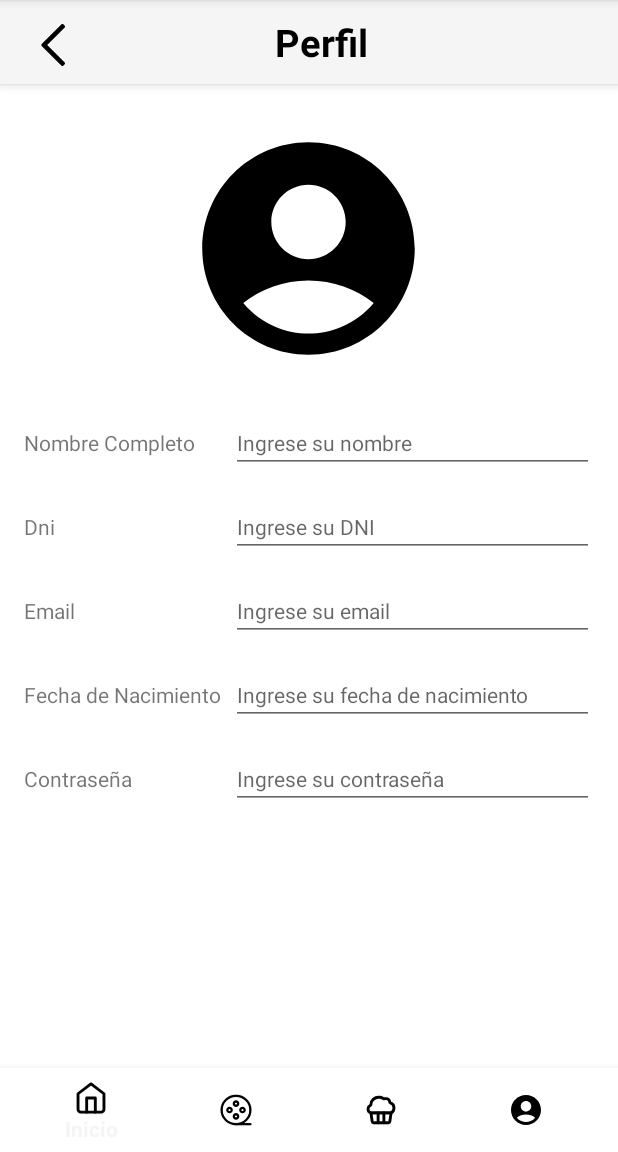
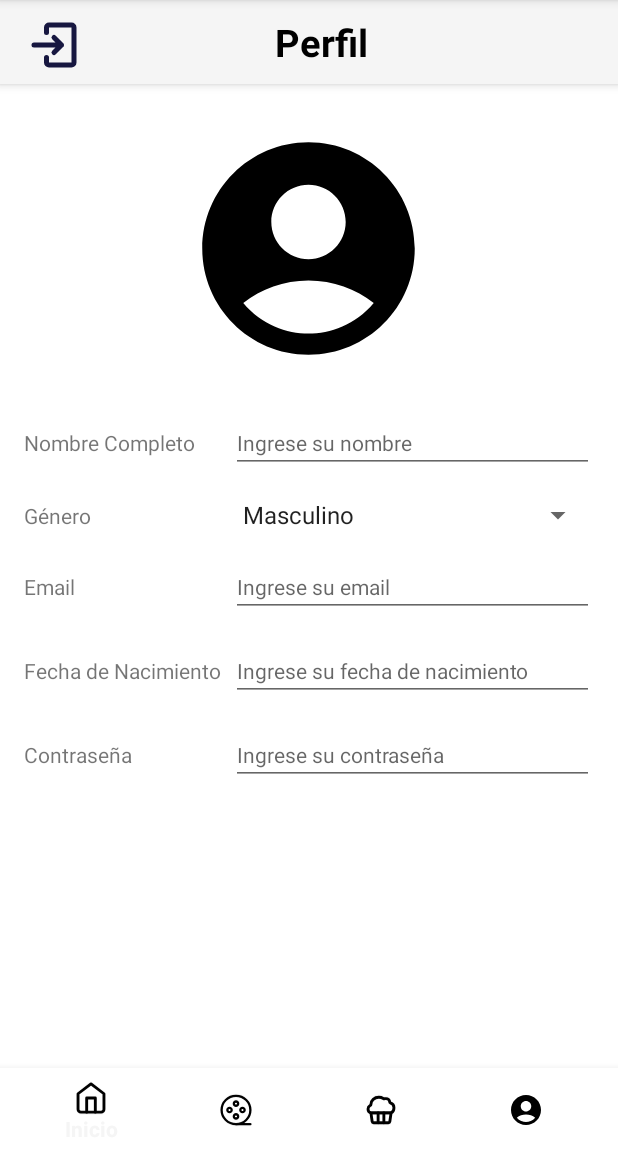
Before and after one commit to Hearly98/cinespoiler, an Android app: the fragment ProfileFragment placed in its activity, on a phone screen of 412 x 824 dp, the part 84-1236 px from its top. Run offline under Robolectric (Android 15) with nearby library versions, the phone set to English and light mode, and no system bars; 1 statement that could not run was skipped.

Commit message:
login con sesion acabado

```diff
--- a/app/src/main/java/com/cinespoiler/ProfileFragment.kt
+++ /dev/null
@@ -1,17 +0,0 @@
-package com.cinespoiler
-
-import android.os.Bundle
-import androidx.fragment.app.Fragment
-import android.view.LayoutInflater
-import android.view.View
-import android.view.ViewGroup
-class ProfileFragment : Fragment() {
-    override fun onCreateView(
-        inflater: LayoutInflater, container: ViewGroup?,
-        savedInstanceState: Bundle?
-    ): View? {
-        // Inflate the layout for this fragment
-        return inflater.inflate(R.layout.fragment_profile, container, false)
-    }
-
-}
--- a/app/src/main/java/com/cinespoiler/ui/client/HomeActivity.kt
+++ b/app/src/main/java/com/cinespoiler/ui/client/HomeActivity.kt
@@ -7,7 +7,7 @@ import androidx.fragment.app.FragmentManager
 import com.cinespoiler.ui.fragments.FoodFragment
 import com.cinespoiler.ui.fragments.HomeFragment
 import com.cinespoiler.ui.fragments.MoviesFragment
-import com.cinespoiler.ProfileFragment
+import com.cinespoiler.ui.fragments.ProfileFragment
 import com.cinespoiler.R
 import com.cinespoiler.databinding.ActivityMainBinding
 
--- a/app/src/main/java/com/cinespoiler/ui/fragments/AdminAddMovie.kt
+++ b/app/src/main/java/com/cinespoiler/ui/fragments/AdminAddMovie.kt
@@ -5,10 +5,6 @@ import android.view.LayoutInflater
 import android.view.View
 import android.view.ViewGroup
 import androidx.fragment.app.Fragment
-import com.cinespoiler.ui.fragments.FoodFragment
-import com.cinespoiler.ui.fragments.HomeFragment
-import com.cinespoiler.ui.fragments.MoviesFragment
-import com.cinespoiler.ProfileFragment
 import com.cinespoiler.R
 
 class AdminAddMovie : Fragment() {
--- /dev/null
+++ b/app/src/main/java/com/cinespoiler/ui/fragments/ProfileFragment.kt
@@ -0,0 +1,73 @@
+package com.cinespoiler.ui.fragments
+
+import android.content.Intent
+import android.content.SharedPreferences
+import android.os.Bundle
+import android.view.LayoutInflater
+import android.view.View
+import android.view.ViewGroup
+import android.widget.ArrayAdapter
+import android.widget.Button
+import android.widget.EditText
+import android.widget.Spinner
+import androidx.fragment.app.Fragment
+import com.cinespoiler.MainActivity
+import com.cinespoiler.R
+
+class ProfileFragment : Fragment() {
+
+    private lateinit var sharedPreferences: SharedPreferences
+
+    override fun onCreateView(
+        inflater: LayoutInflater, container: ViewGroup?,
+        savedInstanceState: Bundle?
+    ): View? {
+        val view = inflater.inflate(R.layout.fragment_profile, container, false)
+
+        sharedPreferences = requireActivity().getSharedPreferences("user_prefs", android.content.Context.MODE_PRIVATE)
+
+        val userName = sharedPreferences.getString("user_name", "")
+        val userEmail = sharedPreferences.getString("user_email", "")
+        val userGender = sharedPreferences.getString("user_gender", "")
+        val birthdate = sharedPreferences.getString("user_birthdate", "")
+        val password = sharedPreferences.getString("user_password", "")
+
+
+        val nameEditText = view.findViewById<EditText>(R.id.etNombreProfile)
+        val emailEditText = view.findViewById<EditText>(R.id.etEmailProfile)
+        val genderSpinner = view.findViewById<Spinner>(R.id.spinnerGeneroProfile)
+        val btnCerrarSesion = view.findViewById<Button>(R.id.btnCerrarSesion)
+        val birthDateEditText = view.findViewById<EditText>(R.id.etFechNacProfile)
+        val passwordEditText = view.findViewById<EditText>(R.id.etPasswordProfile)
+
+        nameEditText.setText(userName)
+        emailEditText.setText(userEmail)
+        birthDateEditText.setText(birthdate)
+        passwordEditText.setText(password)
+
+        val genders = resources.getStringArray(R.array.genders_array)
+        val adapter = ArrayAdapter(requireContext(), android.R.layout.simple_spinner_item, genders)
+        adapter.setDropDownViewResource(android.R.layout.simple_spinner_dropdown_item)
+        genderSpinner.adapter = adapter
+
+        val genderPosition = genders.indexOf(userGender)
+        if (genderPosition >= 0) {
+            genderSpinner.setSelection(genderPosition)
+        }
+
+        btnCerrarSesion.setOnClickListener {
+            logout()
+        }
+
+        return view
+    }
+
+    private fun logout() {
+        with(sharedPreferences.edit()) {
+            clear()
+            apply()
+        }
+        startActivity(Intent(requireContext(), MainActivity::class.java))
+        requireActivity().finish()
+    }
+}
--- a/app/src/main/res/layout/fragment_profile.xml
+++ b/app/src/main/res/layout/fragment_profile.xml
@@ -5,7 +5,7 @@
     android:layout_width="match_parent"
     android:layout_height="match_parent"
     android:background="@color/white"
-    tools:context=".ProfileFragment">
+    tools:context=".ui.fragments.ProfileFragment">
 
     <com.google.android.material.appbar.AppBarLayout
         android:id="@+id/barLayoutProfile"
@@ -19,12 +19,13 @@
             app:layout_scrollFlags="scroll|enterAlways">
 
             <Button
-                android:id="@+id/btnRetornar"
+                android:id="@+id/btnCerrarSesion"
                 android:layout_width="40dp"
                 android:layout_height="40dp"
                 android:layout_margin="10dp"
-                android:background="@drawable/chevron_left"
+                android:background="@drawable/ic_log_out"
                 android:padding="10dp" />
+
 
             <TextView
                 android:id="@+id/cinema_name"
@@ -92,20 +93,21 @@
             android:layout_marginTop="16dp">
 
             <TextView
-                android:id="@+id/tvDniProfile"
+                android:id="@+id/tvGeneroProfile"
                 android:layout_width="57dp"
                 android:layout_height="wrap_content"
                 android:layout_gravity="center|top"
                 android:layout_weight="1"
                 android:textSize="14dp"
-                android:text="Dni" />
-            <EditText
-                android:id="@+id/etDniProfile"
+                android:text="Género" />
+
+            <Spinner
+                android:id="@+id/spinnerGeneroProfile"
                 android:layout_width="0dp"
                 android:layout_height="wrap_content"
-                android:layout_weight="3"
-                android:textSize="14dp"
-                android:hint="Ingrese su DNI" />
+                android:layout_weight="3" />
+
+
         </LinearLayout>
 
         <LinearLayout
--- a/app/src/main/res/values/strings.xml
+++ b/app/src/main/res/values/strings.xml
@@ -4,4 +4,10 @@
     <string name="description_store_add">Crear tienda</string>
     <string name="hello_blank_fragment">Hello blank fragment</string>
     <string name="description_img_cartelera">Imagen cartelera</string>
+
+    <string-array name="genders_array">
+        <item>Masculino</item>
+        <item>Femenino</item>
+        <item>Otro</item>
+    </string-array>
 </resources>
```
Also changed, not shown: app/src/main/java/com/cinespoiler/MainActivity.kt (+32 -1 lines).
